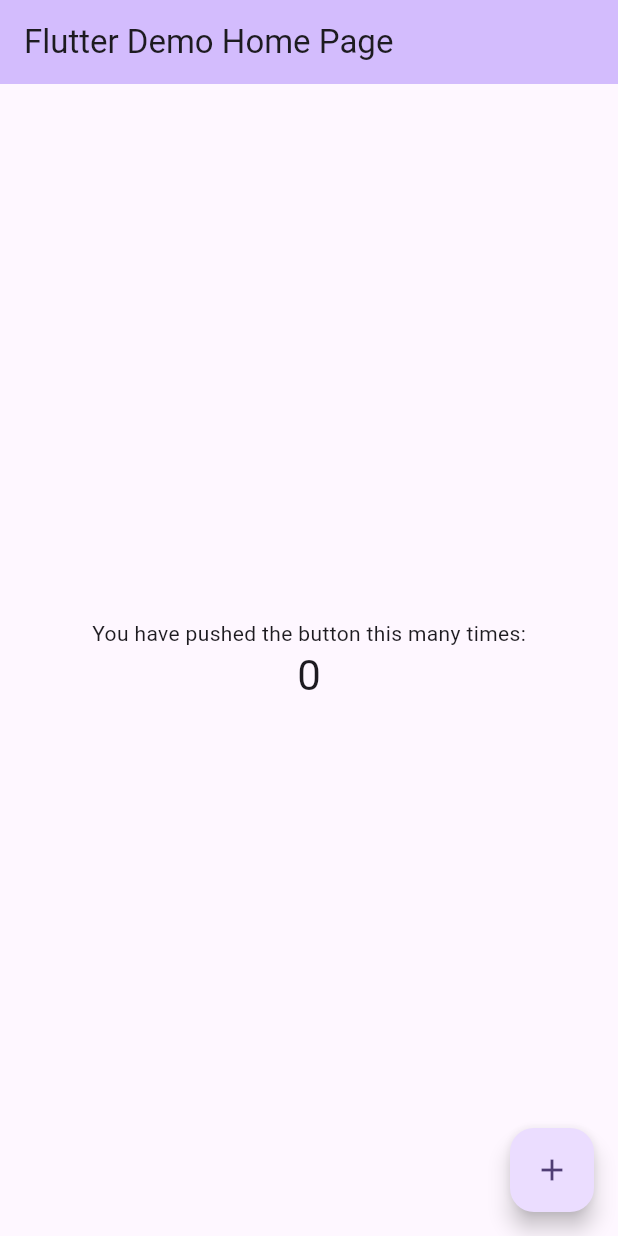
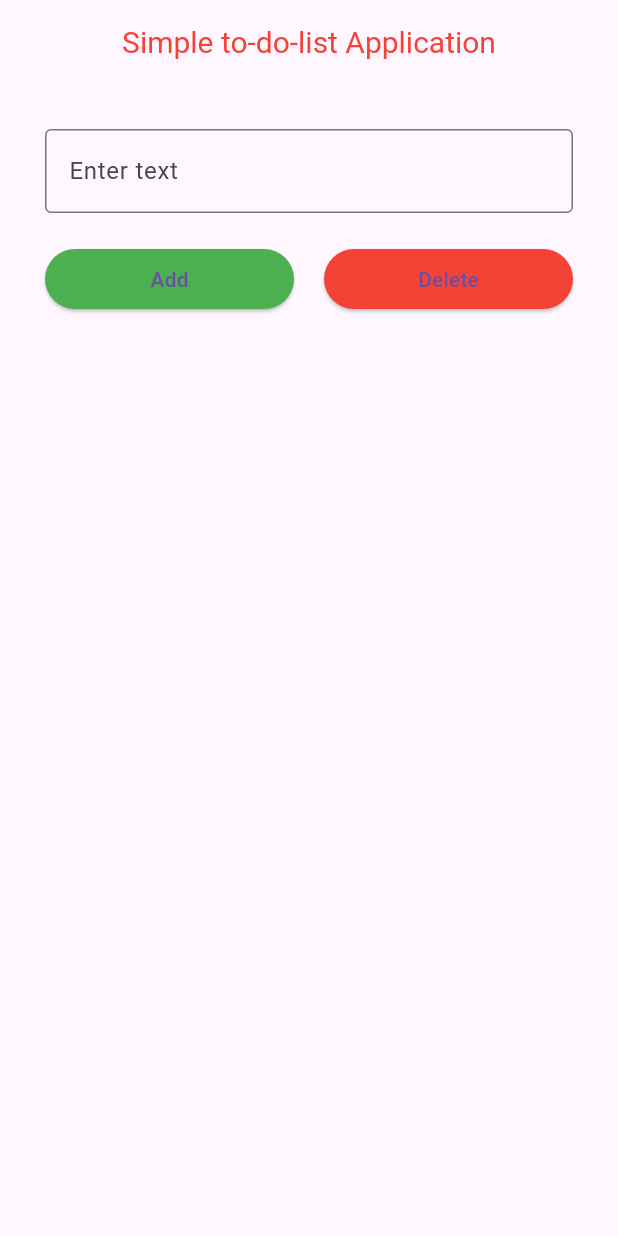
Before and after one commit to Majok-Bol/simple_to_do_list, a Flutter app: the screen it shows after launch, on a phone screen of 412 x 824 dp. Run offline on Flutter 3.47's test engine with Material 3 defaults, Android fonts, the phone set to English and light mode, and no system bars.

Commit message:
added add and delete buttons

```diff
--- a/lib/main.dart
+++ b/lib/main.dart
@@ -1,122 +1,117 @@
 import 'package:flutter/material.dart';
-
-void main() {
-  runApp(const MyApp());
+void main(){
+  runApp(MyApp());
 }
-
-class MyApp extends StatelessWidget {
-  const MyApp({super.key});
-
-  // This widget is the root of your application.
+class MyApp extends StatelessWidget{
   @override
-  Widget build(BuildContext context) {
+  Widget build(BuildContext context){
     return MaterialApp(
-      title: 'Flutter Demo',
-      theme: ThemeData(
-        // This is the theme of your application.
-        //
-        // TRY THIS: Try running your application with "flutter run". You'll see
-        // the application has a purple toolbar. Then, without quitting the app,
-        // try changing the seedColor in the colorScheme below to Colors.green
-        // and then invoke "hot reload" (save your changes or press the "hot
-        // reload" button in a Flutter-supported IDE, or press "r" if you used
-        // the command line to start the app).
-        //
-        // Notice that the counter didn't reset back to zero; the application
-        // state is not lost during the reload. To reset the state, use hot
-        // restart instead.
-        //
-        // This works for code too, not just values: Most code changes can be
-        // tested with just a hot reload.
-        colorScheme: ColorScheme.fromSeed(seedColor: Colors.deepPurple),
-      ),
-      home: const MyHomePage(title: 'Flutter Demo Home Page'),
+      debugShowCheckedModeBanner: false,
+      home:ShoppingList(),
     );
   }
 }
+class ShoppingList extends StatefulWidget{
+  @override
+  ShoppingListState createState()=>ShoppingListState();
+}
+class ShoppingListState extends State<ShoppingList>{
+  //create variable to store list items
+  final List<String>itemsToAdd=[];
+  //keep track of text controller
+  final TextEditingController itemController=TextEditingController();
+  //keep track of index of items
+  //so that if there is item to be edited
+  //then it is edited based on the index
+  int?editingIndex;
+  //function to add item to list
+  void addItem(){
+    setState(() {
+      //check if there text field is not empty
+      //if not empty
+      //check if there is item to be edited
+      if(itemController.text.isNotEmpty){
+        //check editing index to edit the item based on index
+        if(editingIndex==null){
+          // add item in the text input field
+          itemsToAdd.add(itemController.text);
+        }else{
+          //after editing the item then add it to the list
+          itemsToAdd[editingIndex!]=itemController.text;
+          //reset the editing index
+          editingIndex=null;
+        }
 
-class MyHomePage extends StatefulWidget {
-  const MyHomePage({super.key, required this.title});
+      }
 
-  // This widget is the home page of your application. It is stateful, meaning
-  // that it has a State object (defined below) that contains fields that affect
-  // how it looks.
+      //clear the input field
+      itemController.clear();
 
-  // This class is the configuration for the state. It holds the values (in this
-  // case the title) provided by the parent (in this case the App widget) and
-  // used by the build method of the State. Fields in a Widget subclass are
-  // always marked "final".
+    });
 
-  final String title;
+  }
+  void deleteItems(){
+    //clear the item list
+    setState(() {
+      itemsToAdd.clear();
+    });
 
-  @override
-  State<MyHomePage> createState() => _MyHomePageState();
-}
 
-class _MyHomePageState extends State<MyHomePage> {
-  int _counter = 0;
+  }
+  void editItems(index){
+    setState(() {
+      //get the index
+      //edit the text
+      itemController.text=itemsToAdd[index];
+      editingIndex=index;
+    });
 
-  void _incrementCounter() {
-    setState(() {
-      // This call to setState tells the Flutter framework that something has
-      // changed in this State, which causes it to rerun the build method below
-      // so that the display can reflect the updated values. If we changed
-      // _counter without calling setState(), then the build method would not be
-      // called again, and so nothing would appear to happen.
-      _counter++;
-    });
+
   }
+@override
+  Widget build(BuildContext context){
+    return Scaffold(
+      appBar: AppBar(title: Text('Simple to-do-list Application',style: TextStyle(color: Colors.red,fontSize: 20),),centerTitle: true,),
+      body: Container(
+        padding: EdgeInsets.all(10.0),
+        margin: EdgeInsets.symmetric(vertical: 20,horizontal: 20),
+        // color: Colors.grey,
+        child: Column(
+          children: [
+            Row(children: [
+              Expanded(child: TextField(
+                controller: itemController,
+                decoration: InputDecoration(
+                  hintText: 'Enter text',
+                  border: OutlineInputBorder(),
+                ),
+              )),
+            ],),
+                SizedBox(height: 20,),
+                Row(
+                  children: [
+                    Expanded(child: ElevatedButton(onPressed:addItem,style:ElevatedButton.styleFrom(backgroundColor: Colors.green),child: Text(editingIndex==null?"Add":"Update"),),),
+                    SizedBox(width: 10,),
+                    // Expanded(child: ElevatedButton(onPressed:()=>editItems,style:ElevatedButton.styleFrom(backgroundColor: Colors.grey),child: Text(''
+                    //     'Edit'),),),
+                    SizedBox(width: 10,),
+                    Expanded(child: ElevatedButton(onPressed:deleteItems,style:ElevatedButton.styleFrom(backgroundColor: Colors.red),child: Text(''
+                        'Delete'),),),
+                  ],
+                ),
 
-  @override
-  Widget build(BuildContext context) {
-    // This method is rerun every time setState is called, for instance as done
-    // by the _incrementCounter method above.
-    //
-    // The Flutter framework has been optimized to make rerunning build methods
-    // fast, so that you can just rebuild anything that needs updating rather
-    // than having to individually change instances of widgets.
-    return Scaffold(
-      appBar: AppBar(
-        // TRY THIS: Try changing the color here to a specific color (to
-        // Colors.amber, perhaps?) and trigger a hot reload to see the AppBar
-        // change color while the other colors stay the same.
-        backgroundColor: Theme.of(context).colorScheme.inversePrimary,
-        // Here we take the value from the MyHomePage object that was created by
-        // the App.build method, and use it to set our appbar title.
-        title: Text(widget.title),
-      ),
-      body: Center(
-        // Center is a layout widget. It takes a single child and positions it
-        // in the middle of the parent.
-        child: Column(
-          // Column is also a layout widget. It takes a list of children and
-          // arranges them vertically. By default, it sizes itself to fit its
-          // children horizontally, and tries to be as tall as its parent.
-          //
-          // Column has various properties to control how it sizes itself and
-          // how it positions its children. Here we use mainAxisAlignment to
-          // center the children vertically; the main axis here is the vertical
-          // axis because Columns are vertical (the cross axis would be
-          // horizontal).
-          //
-          // TRY THIS: Invoke "debug painting" (choose the "Toggle Debug Paint"
-          // action in the IDE, or press "p" in the console), to see the
-          // wireframe for each widget.
-          mainAxisAlignment: MainAxisAlignment.center,
-          children: <Widget>[
-            const Text('You have pushed the button this many times:'),
-            Text(
-              '$_counter',
-              style: Theme.of(context).textTheme.headlineMedium,
-            ),
+                Expanded(child: ListView.builder(
+                  itemCount: itemsToAdd.length,
+
+                    itemBuilder:(context,index){
+                    return ListTile(title: Text(itemsToAdd[index]),trailing: IconButton(onPressed:()=>editItems(index), icon:Icon(Icons.edit,color: Colors.blue,)),);
+
+                })),
+
           ],
         ),
       ),
-      floatingActionButton: FloatingActionButton(
-        onPressed: _incrementCounter,
-        tooltip: 'Increment',
-        child: const Icon(Icons.add),
-      ), // This trailing comma makes auto-formatting nicer for build methods.
     );
-  }
 }
+
+}
```
